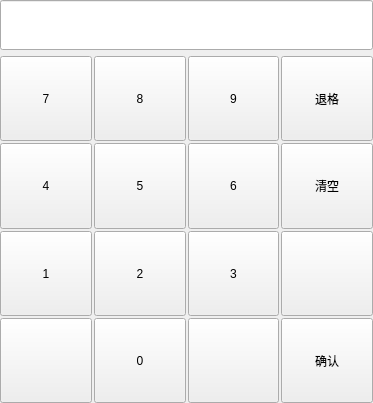
Above: robot_gui/keyboard.ui from CastielLiu/robotGui before the change. Below: the same form after it.
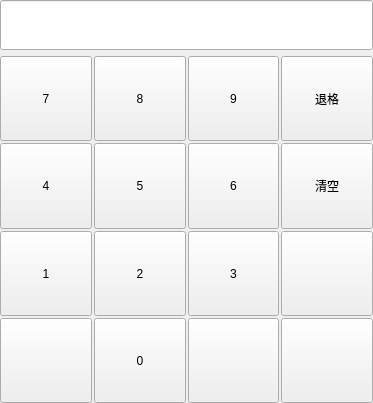
That is the form after the change.

```diff
--- a/robot_gui/keyboard.ui
+++ b/robot_gui/keyboard.ui
@@ -253,7 +253,7 @@
         <string notr="true">font: 14pt &quot;Ubuntu&quot;;</string>
        </property>
        <property name="text">
-        <string>确认</string>
+        <string/>
        </property>
       </widget>
      </item>
```
